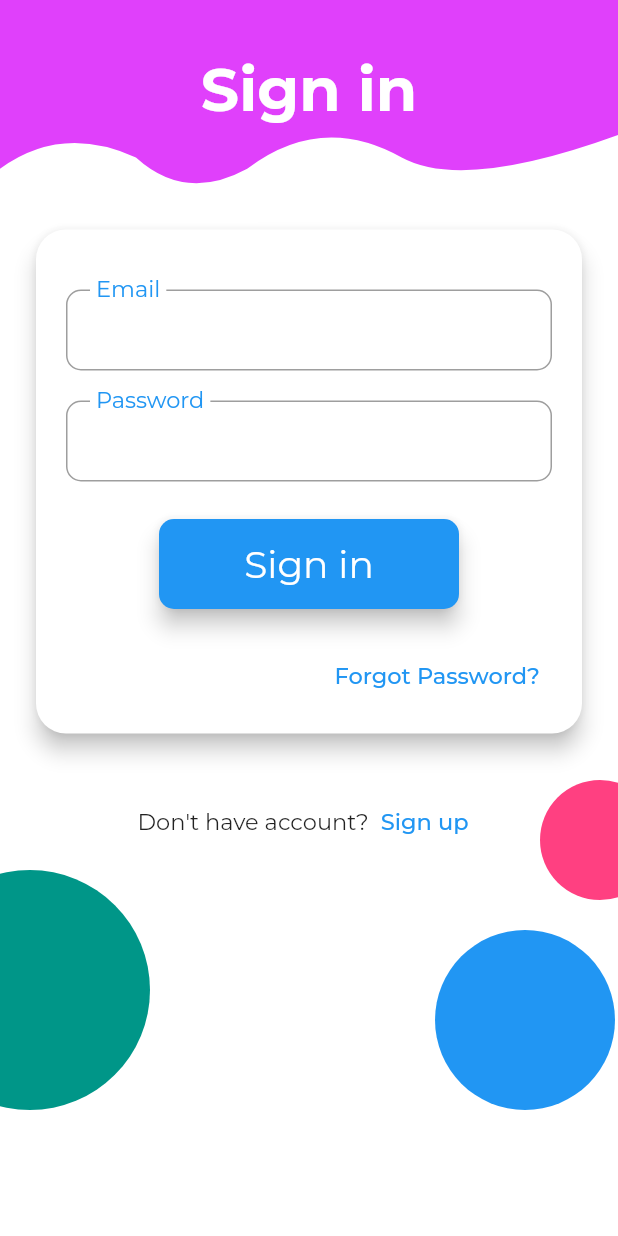
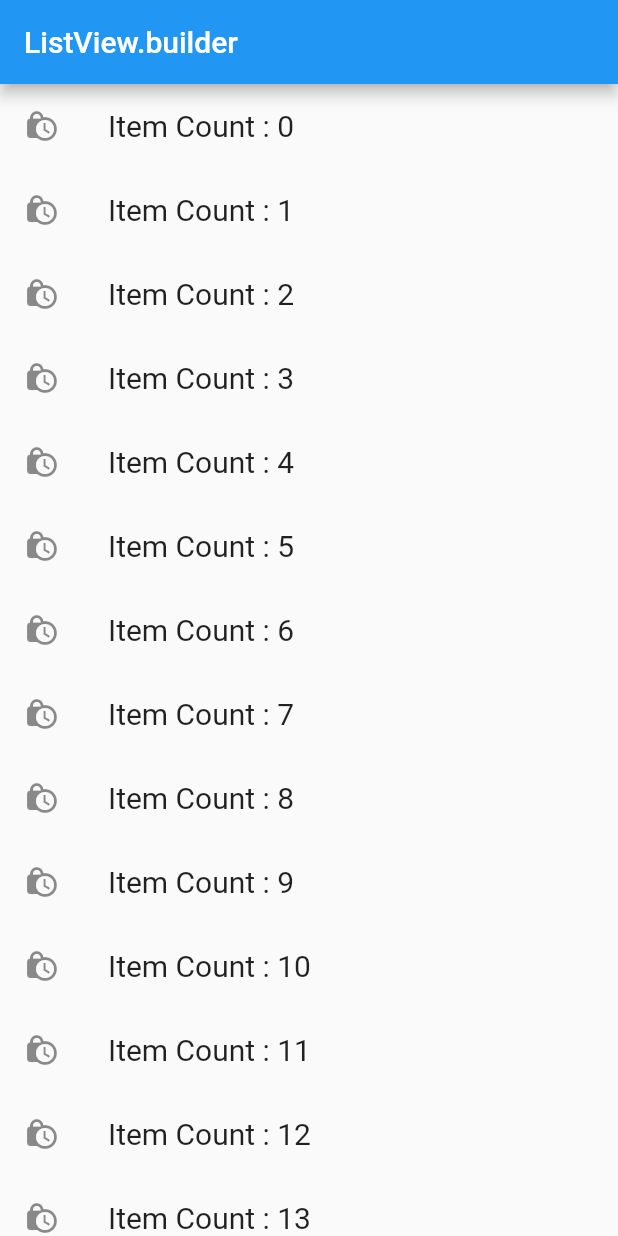
Before and after one commit to Marilyn-164/flutter_widgets, a Flutter app: the screen it shows after launch, on a phone screen of 412 x 824 dp. Run offline on Flutter 3.47's test engine with Material 2 defaults, Android fonts, the phone set to English and light mode, and no system bars; our stand-ins replace google_fonts.

Commit message:
listview changes

```diff
--- /dev/null
+++ b/lib/listview.dart
@@ -0,0 +1,40 @@
+import 'package:flutter/material.dart';
+import 'package:google_fonts/google_fonts.dart';
+
+class ListBuilderDemo extends StatefulWidget {
+  @override
+  _ListBuilderDemoState createState() => _ListBuilderDemoState();
+  }
+
+  class _ListBuilderDemoState extends State<ListBuilderDemo> {
+
+    final items = List<String>.generate(50, (i) => 'Item Count : $i');
+    @override
+    Widget build(BuildContext context) {
+      return Scaffold(
+        appBar: AppBar(
+          title: Text('ListView.builder'),
+        ),
+
+        body: ListView.builder(
+          itemCount: items.length,
+           itemBuilder: (ctx,index) {
+
+             return ListTile(
+               leading: Icon(Icons.lock_clock),
+
+               title: Text(
+
+
+               items[index],
+               style: GoogleFonts.roboto(
+                 fontSize: 20
+                 ),
+             ),
+               );
+           },
+           ),
+
+      );
+    }
+  }
--- a/lib/main.dart
+++ b/lib/main.dart
@@ -1,6 +1,7 @@
 import 'package:flutter/foundation.dart';
 import 'package:flutter/material.dart';
 import 'package:flutter_application_1/graphics.dart';
+import 'package:flutter_application_1/listview.dart';
 import 'package:flutter_application_1/signup.dart';
 import 'package:google_fonts/google_fonts.dart';
 
@@ -20,7 +21,7 @@ class MyApp extends StatelessWidget {
       theme: ThemeData(
         primarySwatch: Colors.blue,
       ),
-      home: MyHomePage(title: 'Flutter Demo'),
+      home: ListBuilderDemo(),
     );
   }
 }
```
